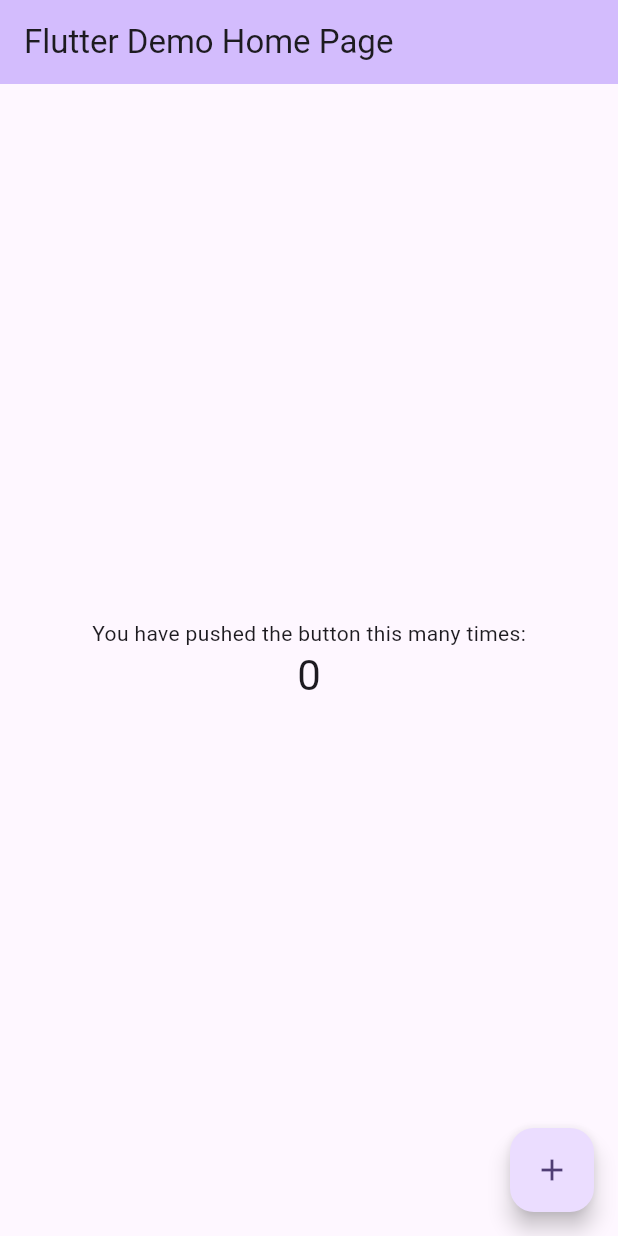
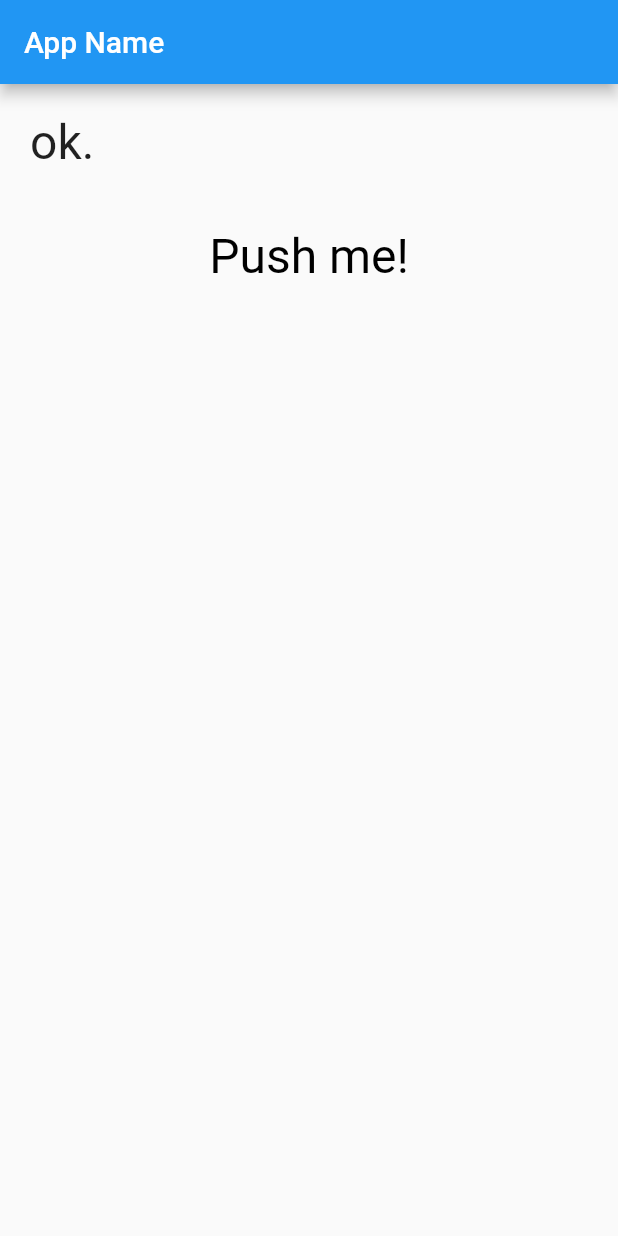
Before and after one commit to naokimakino/introduction-to-flutter3, a Flutter app: the screen it shows after launch, on a phone screen of 412 x 824 dp. Run offline on Flutter 3.47's test engine with Material 2 defaults, Android fonts, the light colour scheme and no system bars.

Commit message:
feat(chapter3): list3_1

```diff
--- a/chapter3/lib/main.dart
+++ b/chapter3/lib/main.dart
@@ -7,119 +7,69 @@ void main() {
 class MyApp extends StatelessWidget {
   const MyApp({super.key});
 
-  // This widget is the root of your application.
   @override
   Widget build(BuildContext context) {
     return MaterialApp(
-      title: 'Flutter Demo',
+      title: 'Generated App',
       theme: ThemeData(
-        // This is the theme of your application.
-        //
-        // TRY THIS: Try running your application with "flutter run". You'll see
-        // the application has a blue toolbar. Then, without quitting the app,
-        // try changing the seedColor in the colorScheme below to Colors.green
-        // and then invoke "hot reload" (save your changes or press the "hot
-        // reload" button in a Flutter-supported IDE, or press "r" if you used
-        // the command line to start the app).
-        //
-        // Notice that the counter didn't reset back to zero; the application
-        // state is not lost during the reload. To reset the state, use hot
-        // restart instead.
-        //
-        // This works for code too, not just values: Most code changes can be
-        // tested with just a hot reload.
-        colorScheme: ColorScheme.fromSeed(seedColor: Colors.deepPurple),
-        useMaterial3: true,
+        primarySwatch: Colors.blue,
+        primaryColor: const Color(0xFF2196f3),
+        canvasColor: const Color(0xFFfafafa),
       ),
-      home: const MyHomePage(title: 'Flutter Demo Home Page'),
+      home: const MyHomePage(),
     );
   }
 }
 
 class MyHomePage extends StatefulWidget {
-  const MyHomePage({super.key, required this.title});
-
-  // This widget is the home page of your application. It is stateful, meaning
-  // that it has a State object (defined below) that contains fields that affect
-  // how it looks.
-
-  // This class is the configuration for the state. It holds the values (in this
-  // case the title) provided by the parent (in this case the App widget) and
-  // used by the build method of the State. Fields in a Widget subclass are
-  // always marked "final".
-
-  final String title;
-
+  const MyHomePage({Key? key}) : super(key: key);
   @override
-  State<MyHomePage> createState() => _MyHomePageState();
+  _MyHomePageState createState() => _MyHomePageState();
 }
 
 class _MyHomePageState extends State<MyHomePage> {
-  int _counter = 0;
+  static var _message = 'ok.';
+  static final _janken = <String>['グー', 'チョキ', 'パー'];
+  @override
+  Widget build(BuildContext context) {
+    return Scaffold(
+        appBar: AppBar(
+          title: const Text('App Name'),
+        ),
+        body: Center(
+            child: Column(
+                mainAxisAlignment: MainAxisAlignment.start,
+                mainAxisSize: MainAxisSize.max,
+                crossAxisAlignment: CrossAxisAlignment.stretch,
+                children: <Widget>[
+              Padding(
+                padding: const EdgeInsets.all(20.0),
+                child: Text(
+                  _message,
+                  style: const TextStyle(
+                      fontSize: 32.0,
+                      fontWeight: FontWeight.w400,
+                      fontFamily: "Roboto"),
+                ),
+              ),
+              TextButton(
+                  onPressed: buttonPressed,
+                  child: const Padding(
+                      padding: EdgeInsets.all(10.0),
+                      child: Text(
+                        'Push me!',
+                        style: TextStyle(
+                            fontSize: 32.0,
+                            color: Color(0xff000000),
+                            fontWeight: FontWeight.w400,
+                            fontFamily: "Roboto"),
+                      )))
+            ])));
+  }
 
-  void _incrementCounter() {
+  void buttonPressed() {
     setState(() {
-      // This call to setState tells the Flutter framework that something has
-      // changed in this State, which causes it to rerun the build method below
-      // so that the display can reflect the updated values. If we changed
-      // _counter without calling setState(), then the build method would not be
-      // called again, and so nothing would appear to happen.
-      _counter++;
+      _message = (_janken..shuffle()).first;
     });
   }
-
-  @override
-  Widget build(BuildContext context) {
-    // This method is rerun every time setState is called, for instance as done
-    // by the _incrementCounter method above.
-    //
-    // The Flutter framework has been optimized to make rerunning build methods
-    // fast, so that you can just rebuild anything that needs updating rather
-    // than having to individually change instances of widgets.
-    return Scaffold(
-      appBar: AppBar(
-        // TRY THIS: Try changing the color here to a specific color (to
-        // Colors.amber, perhaps?) and trigger a hot reload to see the AppBar
-        // change color while the other colors stay the same.
-        backgroundColor: Theme.of(context).colorScheme.inversePrimary,
-        // Here we take the value from the MyHomePage object that was created by
-        // the App.build method, and use it to set our appbar title.
-        title: Text(widget.title),
-      ),
-      body: Center(
-        // Center is a layout widget. It takes a single child and positions it
-        // in the middle of the parent.
-        child: Column(
-          // Column is also a layout widget. It takes a list of children and
-          // arranges them vertically. By default, it sizes itself to fit its
-          // children horizontally, and tries to be as tall as its parent.
-          //
-          // Column has various properties to control how it sizes itself and
-          // how it positions its children. Here we use mainAxisAlignment to
-          // center the children vertically; the main axis here is the vertical
-          // axis because Columns are vertical (the cross axis would be
-          // horizontal).
-          //
-          // TRY THIS: Invoke "debug painting" (choose the "Toggle Debug Paint"
-          // action in the IDE, or press "p" in the console), to see the
-          // wireframe for each widget.
-          mainAxisAlignment: MainAxisAlignment.center,
-          children: <Widget>[
-            const Text(
-              'You have pushed the button this many times:',
-            ),
-            Text(
-              '$_counter',
-              style: Theme.of(context).textTheme.headlineMedium,
-            ),
-          ],
-        ),
-      ),
-      floatingActionButton: FloatingActionButton(
-        onPressed: _incrementCounter,
-        tooltip: 'Increment',
-        child: const Icon(Icons.add),
-      ), // This trailing comma makes auto-formatting nicer for build methods.
-    );
-  }
 }
```
